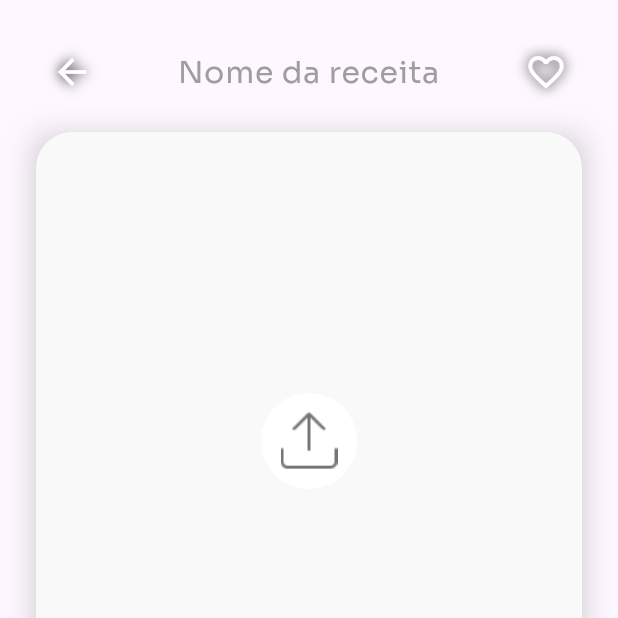
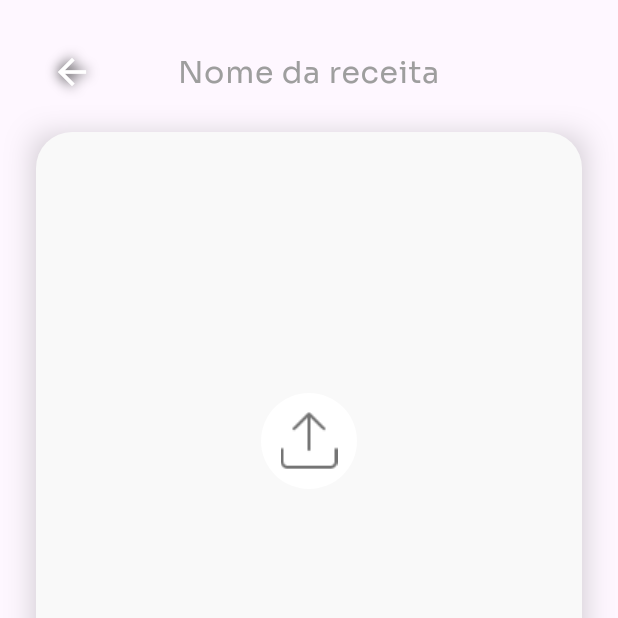
Before and after one commit to franbs2/EatS, a Flutter app: the AddRecipePage screen opened directly, on a phone screen of 412 x 824 dp, the top half of it. Run offline on Flutter 3.47's test engine with Material 3 defaults, Android fonts, the phone set to English and light mode, and no system bars; our stand-ins replace carousel_slider, cloud_firestore, firebase_auth, firebase_core, firebase_storage, flutter_rating_bar and 4 more; accounts and stored records are empty; generated files the repository leaves out were written again.

Commit message:
fix: remove icon favorite

```diff
--- a/lib/presentation/view/add_recipe_page.dart
+++ b/lib/presentation/view/add_recipe_page.dart
@@ -92,21 +92,8 @@ class _AddRecipePageState extends State<AddRecipePage> {
                           ),
                         ),
                       ),
-                      IconButton(
-                        icon: const Icon(
-                          Icons.favorite_border,
-                          size: 28,
-                          shadows: [
-                            Shadow(
-                              color: Colors.black,
-                              blurRadius: 10,
-                            ),
-                          ],
-                        ),
-                        onPressed: () {
-                          // Função do botão de salvar
-                        },
-                        color: Colors.white,
+                      const SizedBox(
+                        width: 48,
                       ),
                     ],
                   ),
```
